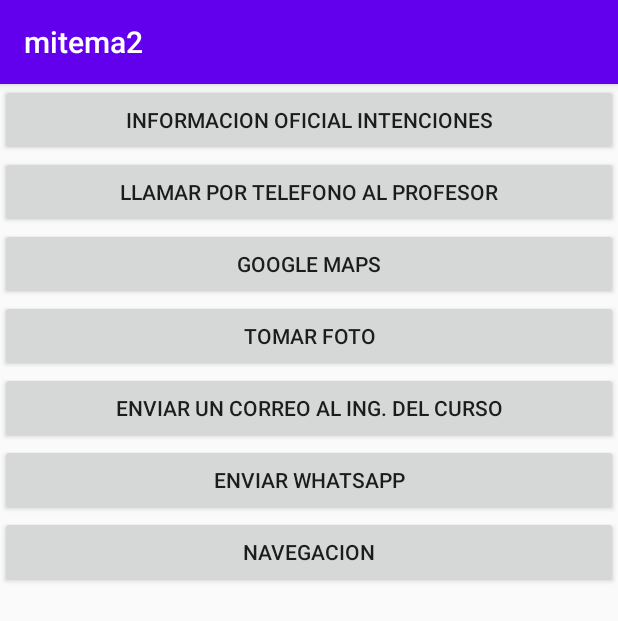
After one commit to WCNosliwsys/mitema2online, an Android app: the Intenciones screen opened directly, with no data from a screen before it, on a phone screen of 412 x 824 dp. The commit adds this screen. Shown: the top 621 px of the screen. Run offline under Robolectric (Android 15) with nearby library versions, the phone set to English and light mode, and no system bars.

Commit message:
Añadiendo el tema de Intenciones

```diff
--- a/app/src/main/AndroidManifest.xml
+++ b/app/src/main/AndroidManifest.xml
@@ -1,7 +1,7 @@
 <?xml version="1.0" encoding="utf-8"?>
 <manifest xmlns:android="http://schemas.android.com/apk/res/android"
     package="com.ingwilson.mitema2">
-
+    <uses-permission android:name="android.permission.CALL_PHONE"/>
     <application
         android:allowBackup="true"
         android:icon="@mipmap/ic_launcher"
@@ -9,7 +9,8 @@
         android:roundIcon="@mipmap/ic_launcher_round"
         android:supportsRtl="true"
         android:theme="@style/AppTheme">
-        <activity android:name=".Comunicacion2"></activity>
+        <activity android:name=".Intenciones"></activity>
+        <activity android:name=".Comunicacion2" />
         <activity android:name=".Comunicacion1" />
         <activity android:name=".MainActivity">
             <intent-filter>
--- a/app/src/main/java/com/ingwilson/mitema2/MainActivity.java
+++ b/app/src/main/java/com/ingwilson/mitema2/MainActivity.java
@@ -37,6 +37,10 @@ public class MainActivity extends AppCompatActivity {
             startActivity(new Intent(this, Comunicacion1.class));
             return true;
         }
+        if (id == R.id.activity_intenciones) {
+            startActivity(new Intent(this, Intenciones.class));
+            return true;
+        }
         return super.onOptionsItemSelected(item);
     }
 }
--- /dev/null
+++ b/app/src/main/res/layout/activity_intenciones.xml
@@ -0,0 +1,44 @@
+<?xml version="1.0" encoding="utf-8"?>
+<LinearLayout xmlns:android="http://schemas.android.com/apk/res/android"
+    xmlns:app="http://schemas.android.com/apk/res-auto"
+    xmlns:tools="http://schemas.android.com/tools"
+    android:layout_width="match_parent"
+    android:layout_height="match_parent"
+    android:orientation="vertical"
+    tools:context=".Intenciones">
+    <Button
+        android:layout_width="match_parent"
+        android:layout_height="wrap_content"
+        android:onClick="web"
+        android:text="Informacion oficial intenciones" />
+    <Button
+        android:layout_width="match_parent"
+        android:layout_height="wrap_content"
+        android:onClick="Llamar"
+        android:text="LLamar por telefono al profesor" />
+    <Button
+        android:layout_width="match_parent"
+        android:layout_height="wrap_content"
+        android:onClick="maps"
+        android:text="Google Maps" />
+    <Button
+        android:layout_width="match_parent"
+        android:layout_height="wrap_content"
+        android:onClick="foto"
+        android:text="Tomar Foto" />
+    <Button
+        android:layout_width="match_parent"
+        android:layout_height="wrap_content"
+        android:onClick="email"
+        android:text="Enviar un correo al Ing. del curso" />
+    <Button
+        android:layout_width="match_parent"
+        android:layout_height="wrap_content"
+        android:onClick="whatsapp"
+        android:text="enviar whatsapp" />
+    <Button
+        android:layout_width="match_parent"
+        android:layout_height="wrap_content"
+        android:onClick="navegacion"
+        android:text="navegacion" />
+</LinearLayout>
```
Also changed, not shown: app/src/main/java/com/ingwilson/mitema2/Intenciones.java (added, +111 -0 lines).
